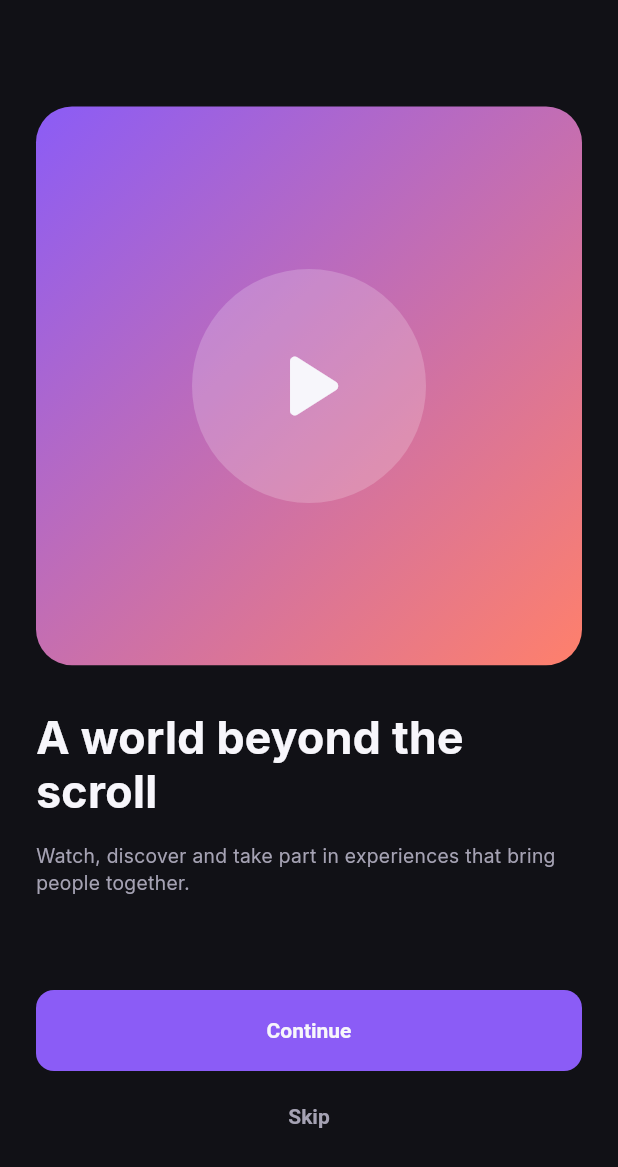
After one commit to WalterLugalia/vybe, a Flutter app: the OnboardingScreen screen opened by its route, on a phone screen of 412 x 824 dp. The commit adds this screen. Shown: the top 1167 px of the screen. Run offline on Flutter 3.47's test engine with Material 3 defaults, Android fonts, the phone set to English and light mode, and no system bars; our stand-ins replace connectivity_plus, dio, flutter_dotenv, flutter_riverpod, go_router, hive_flutter and 1 more; accounts and stored records are empty.

Commit message:
feat(onboarding): add onboarding screen and shared intro layout
- Add OnboardingScreen with continue and skip leading to welcome
- Add IntroLayout shared by Welcome and Onboarding
- Refactor WelcomeScreen to use IntroLayout
- Add the /onboarding route
- Defer remembering that onboarding was seen to the redirect step

```diff
--- a/lib/app/router/app_router.dart
+++ b/lib/app/router/app_router.dart
@@ -6,6 +6,7 @@ import '../../features/auth/screens/sign_in_screen.dart';
 import '../../features/auth/screens/sign_up_screen.dart';
 import '../../features/auth/screens/splash_screen.dart';
 import '../../features/auth/screens/welcome_screen.dart';
+import '../../features/onboarding/screens/onboarding_screen.dart';
 import 'route_names.dart';
 import 'route_paths.dart';
 
@@ -18,6 +19,11 @@ final appRouterProvider = Provider<GoRouter>((ref) {
         path: RoutePaths.splash,
         name: RouteNames.splash,
         builder: (context, state) => const SplashScreen(),
+      ),
+      GoRoute(
+        path: RoutePaths.onboarding,
+        name: RouteNames.onboarding,
+        builder: (context, state) => const OnboardingScreen(),
       ),
       GoRoute(
         path: RoutePaths.welcome,
--- a/lib/app/router/route_names.dart
+++ b/lib/app/router/route_names.dart
@@ -1,5 +1,6 @@
 abstract final class RouteNames {
   static const String splash = 'splash';
+  static const String onboarding = 'onboarding';
   static const String welcome = 'welcome';
   static const String signIn = 'signIn';
   static const String signUp = 'signUp';
--- a/lib/app/router/route_paths.dart
+++ b/lib/app/router/route_paths.dart
@@ -1,5 +1,6 @@
 abstract final class RoutePaths {
   static const String splash = '/splash';
+  static const String onboarding = '/onboarding';
   static const String welcome = '/welcome';
   static const String signIn = '/sign-in';
   static const String signUp = '/sign-up';
--- /dev/null
+++ b/lib/features/onboarding/screens/onboarding_screen.dart
@@ -0,0 +1,23 @@
+import 'package:flutter/material.dart';
+import 'package:go_router/go_router.dart';
+
+import '../../../app/router/route_names.dart';
+import '../../../shared/widgets/intro_layout.dart';
+
+class OnboardingScreen extends StatelessWidget {
+  const OnboardingScreen({super.key});
+
+  @override
+  Widget build(BuildContext context) {
+    return IntroLayout(
+      title: 'A world beyond the scroll',
+      body:
+          'Watch, discover and take part in experiences that bring people '
+          'together.',
+      primaryLabel: 'Continue',
+      onPrimary: () => context.goNamed(RouteNames.welcome),
+      secondaryLabel: 'Skip',
+      onSecondary: () => context.goNamed(RouteNames.welcome),
+    );
+  }
+}
--- /dev/null
+++ b/lib/shared/widgets/intro_layout.dart
@@ -0,0 +1,74 @@
+import 'package:flutter/material.dart';
+
+import '../../app/theme/app_colors.dart';
+import '../../app/theme/app_spacing.dart';
+import '../../app/theme/app_text_styles.dart';
+import 'app_button.dart';
+import 'app_text_button.dart';
+import 'hero_card.dart';
+
+class IntroLayout extends StatelessWidget {
+  const IntroLayout({
+    super.key,
+    required this.title,
+    required this.body,
+    required this.primaryLabel,
+    required this.onPrimary,
+    required this.secondaryLabel,
+    required this.onSecondary,
+  });
+
+  final String title;
+  final String body;
+  final String primaryLabel;
+  final VoidCallback onPrimary;
+  final String secondaryLabel;
+  final VoidCallback onSecondary;
+
+  @override
+  Widget build(BuildContext context) {
+    return Scaffold(
+      body: SafeArea(
+        child: Padding(
+          padding: const EdgeInsets.symmetric(
+            horizontal: AppSpacing.screenHorizontal,
+          ),
+          child: Column(
+            children: [
+              Expanded(
+                child: SingleChildScrollView(
+                  child: Column(
+                    crossAxisAlignment: CrossAxisAlignment.start,
+                    children: [
+                      const SizedBox(height: 71),
+                      const HeroCard(),
+                      const SizedBox(height: 30),
+                      Text(
+                        title,
+                        style: AppTextStyles.display.copyWith(
+                          color: AppColors.textPrimary,
+                        ),
+                      ),
+                      const SizedBox(height: 16),
+                      Text(
+                        body,
+                        style: AppTextStyles.tagline.copyWith(
+                          color: AppColors.textSecondary,
+                        ),
+                      ),
+                      const SizedBox(height: 24),
+                    ],
+                  ),
+                ),
+              ),
+              AppButton(label: primaryLabel, onPressed: onPrimary),
+              const SizedBox(height: 6),
+              AppTextButton(label: secondaryLabel, onPressed: onSecondary),
+              const SizedBox(height: 56),
+            ],
+          ),
+        ),
+      ),
+    );
+  }
+}
```
Also changed, not shown: lib/features/auth/screens/welcome_screen.dart (+8 -55 lines).
